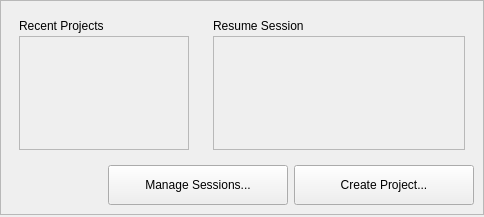
Before: the Qt Designer form src/plugins/projectexplorer/projectwelcomepagewidget.ui in qt-creator/qt-creator, drawn with Qt 5.
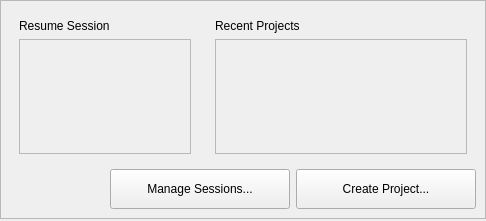
After: the same form once the commit is applied. Icons and pictures are not drawn. Custom widgets are drawn as their Qt base class.

Commit message:
Swap sessions and projects on the welcome page again
as requested by popular vote

```diff
--- a/src/plugins/projectexplorer/projectwelcomepagewidget.ui
+++ b/src/plugins/projectexplorer/projectwelcomepagewidget.ui
@@ -2,6 +2,14 @@
 <ui version="4.0">
  <class>ProjectExplorer::Internal::ProjectWelcomePageWidget</class>
  <widget class="QWidget" name="ProjectExplorer::Internal::ProjectWelcomePageWidget">
+  <property name="geometry">
+   <rect>
+    <x>0</x>
+    <y>0</y>
+    <width>486</width>
+    <height>221</height>
+   </rect>
+  </property>
   <property name="windowTitle">
    <string>Form</string>
   </property>
@@ -31,51 +39,8 @@
        <layout class="QHBoxLayout" name="horizontalLayout">
         <item>
          <widget class="QFrame" name="recentProjectsFrame">
-          <layout class="QGridLayout" name="gridLayout_5">
-           <property name="rightMargin">
-            <number>9</number>
-           </property>
-           <property name="horizontalSpacing">
-            <number>0</number>
-           </property>
-           <property name="verticalSpacing">
-            <number>3</number>
-           </property>
-           <item row="3" column="0" colspan="3">
-            <widget class="Utils::WelcomeModeTreeWidget" name="projTreeWidget"/>
-           </item>
-           <item row="1" column="0" colspan="3">
-            <widget class="Utils::WelcomeModeLabel" name="projTitleLabel">
-             <property name="text">
-              <string>Recent Projects</string>
-             </property>
-            </widget>
-           </item>
-          </layout>
-         </widget>
-        </item>
-        <item>
-         <widget class="QFrame" name="recentSessionsFrame">
-          <property name="sizePolicy">
-           <sizepolicy hsizetype="Preferred" vsizetype="Preferred">
-            <horstretch>0</horstretch>
-            <verstretch>0</verstretch>
-           </sizepolicy>
-          </property>
-          <property name="minimumSize">
-           <size>
-            <width>270</width>
-            <height>130</height>
-           </size>
-          </property>
-          <layout class="QGridLayout" name="gridLayout_3">
-           <property name="horizontalSpacing">
-            <number>0</number>
-           </property>
-           <property name="verticalSpacing">
-            <number>3</number>
-           </property>
-           <item row="1" column="0" colspan="3">
+          <layout class="QVBoxLayout" name="verticalLayout_3">
+           <item>
             <widget class="Utils::WelcomeModeLabel" name="recentSessionsTitleLabel">
              <property name="sizePolicy">
               <sizepolicy hsizetype="MinimumExpanding" vsizetype="Maximum">
@@ -91,12 +56,40 @@
              </property>
             </widget>
            </item>
-           <item row="3" column="0" colspan="3">
+           <item>
             <widget class="Utils::WelcomeModeTreeWidget" name="sessTreeWidget"/>
            </item>
           </layout>
          </widget>
         </item>
+        <item>
+         <widget class="QFrame" name="recentSessionsFrame">
+          <property name="sizePolicy">
+           <sizepolicy hsizetype="Preferred" vsizetype="Preferred">
+            <horstretch>0</horstretch>
+            <verstretch>0</verstretch>
+           </sizepolicy>
+          </property>
+          <property name="minimumSize">
+           <size>
+            <width>270</width>
+            <height>130</height>
+           </size>
+          </property>
+          <layout class="QVBoxLayout" name="verticalLayout_4">
+           <item>
+            <widget class="Utils::WelcomeModeLabel" name="projTitleLabel">
+             <property name="text">
+              <string>Recent Projects</string>
+             </property>
+            </widget>
+           </item>
+           <item>
+            <widget class="Utils::WelcomeModeTreeWidget" name="projTreeWidget"/>
+           </item>
+          </layout>
+         </widget>
+        </item>
        </layout>
       </item>
       <item>
```
Left out of the diff: 1 changed line with no effect on the pictures.
